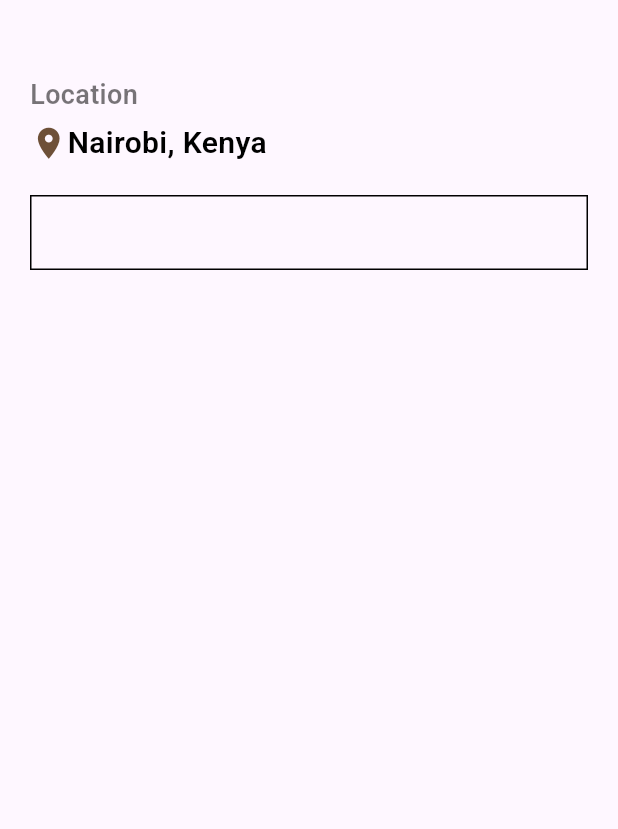
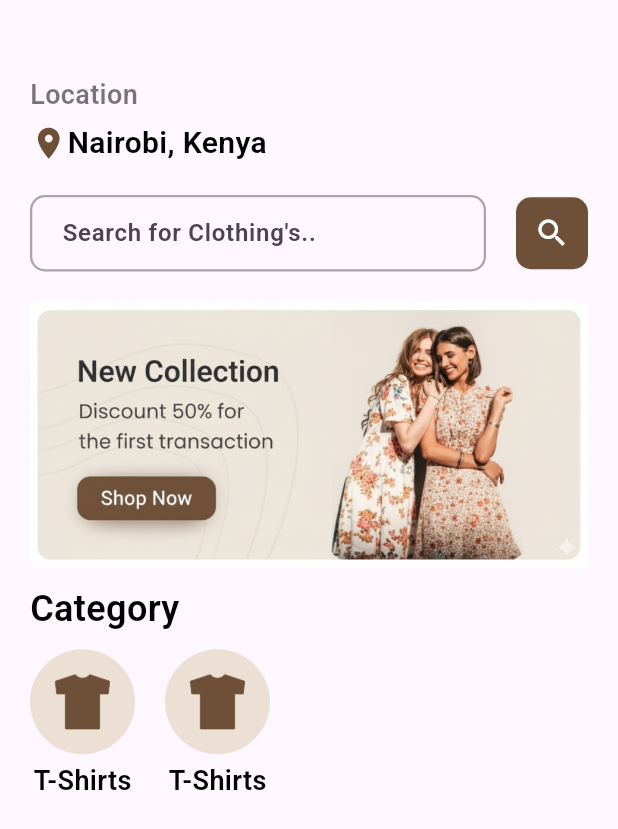
Before and after one commit to dbooker5/flexfit, a Flutter app: the screen it shows after launch, on a phone screen of 412 x 824 dp. Shown: the top 829 px of the screen. Run offline on Flutter 3.47's test engine with Material 3 defaults, Android fonts, the phone set to English and light mode, and no system bars.

Commit message:
feat: Enhance search bar and add category section
Refactors the search `TextField` by adding padding, a hint, rounded borders, and a separate search icon button.

Also introduces a static banner image and a new "Category" section. The category section currently includes two "T-Shirts" category icons with labels, arranged in a `Row`.

```diff
--- a/lib/pages/home.dart
+++ b/lib/pages/home.dart
@@ -35,13 +35,95 @@ class _HomeState extends State<Home> {
             ),
             SizedBox(height: 20.0),
 
+            Row(
+              children: [
+                Expanded(
+                  child: Container(
+                    padding: EdgeInsets.only(left: 20.0),
+                    margin: EdgeInsets.only(right: 20.0),
+                    decoration: BoxDecoration(
+                      border: Border.all(
+                        color: const Color.fromARGB(86, 0, 0, 0),
+                        width: 1.5,
+                      ),
+                      borderRadius: BorderRadius.circular(10),
+                    ),
+                    width: MediaQuery.of(context).size.width,
+                    child: TextField(
+                      decoration: InputDecoration(
+                        border: InputBorder.none,
+                        hintText: "Search for Clothing's..",
+                      ),
+                    ),
+                  ),
+                ),
+                Container(
+                  padding: EdgeInsets.all(12.0),
+                  margin: EdgeInsets.only(right: 20.0),
+                  decoration: BoxDecoration(
+                    color: Color(0xff6e5038),
+                    borderRadius: BorderRadius.circular(10),
+                  ),
+                  child: Icon(Icons.search, color: Colors.white),
+                ),
+              ],
+            ),
+            SizedBox(height: 20.0),
+
             Container(
               margin: EdgeInsets.only(right: 20.0),
-              decoration: BoxDecoration(border: Border.all()),
-              width: MediaQuery.of(context).size.width,
-              child: TextField(
-                decoration: InputDecoration(border: InputBorder.none),
-              ),
+              child: Image.asset("images/banner.png"),
+            ),
+            SizedBox(height: 10.0),
+
+            Text("Category", style: AppWidget.boldTextstyle(24.0)),
+            SizedBox(height: 10.0),
+
+            Row(
+              children: [
+                Column(
+                  children: [
+                    Container(
+                      padding: EdgeInsets.all(15.0),
+                      decoration: BoxDecoration(
+                        color: Color.fromARGB(255, 235, 224, 211),
+                        borderRadius: BorderRadius.circular(60),
+                      ),
+                      child: Image.asset(
+                        "images/t-shirt.png",
+                        height: 40,
+                        width: 40,
+                        fit: BoxFit.cover,
+                        color: Color(0xff6e5038),
+                      ),
+                    ),
+                    SizedBox(height: 5.0),
+                    Text("T-Shirts", style: AppWidget.boldTextstyle(18.0)),
+                  ],
+                ),
+                SizedBox(width: 20.0),
+
+                Column(
+                  children: [
+                    Container(
+                      padding: EdgeInsets.all(15.0),
+                      decoration: BoxDecoration(
+                        color: Color.fromARGB(255, 235, 224, 211),
+                        borderRadius: BorderRadius.circular(60),
+                      ),
+                      child: Image.asset(
+                        "images/t-shirt.png",
+                        height: 40,
+                        width: 40,
+                        fit: BoxFit.cover,
+                        color: Color(0xff6e5038),
+                      ),
+                    ),
+                    SizedBox(height: 5.0),
+                    Text("T-Shirts", style: AppWidget.boldTextstyle(18.0)),
+                  ],
+                ),
+              ],
             ),
           ],
         ),
```
